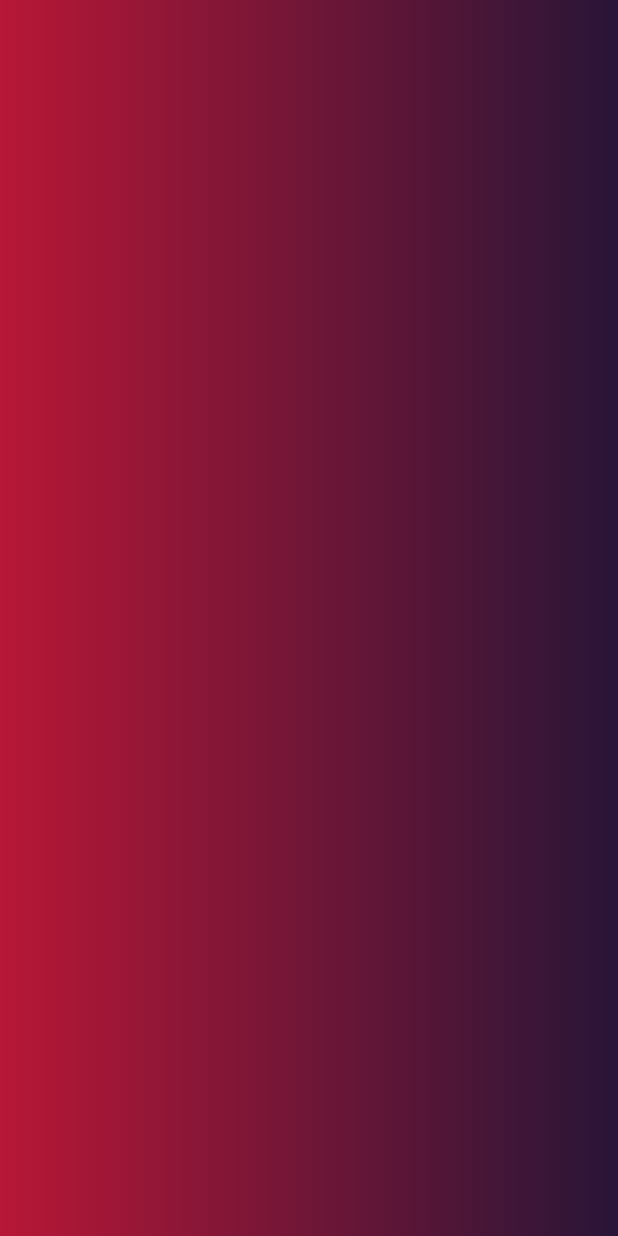
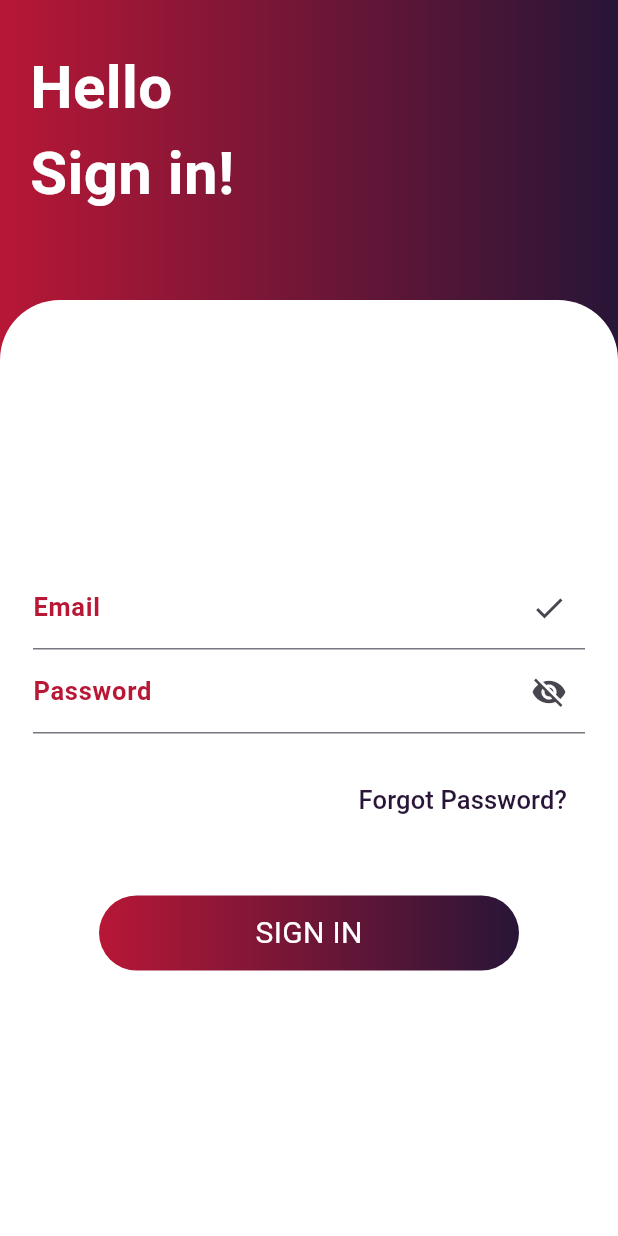
Before and after one commit to RichFlair/login_sign_up_screen, a Flutter app: the screen it shows after launch, on a phone screen of 412 x 824 dp. Run offline on Flutter 3.47's test engine with Material 3 defaults, Android fonts, the phone set to English and light mode, and no system bars.

Commit message:
designin the login screen

```diff
--- a/lib/login_screen.dart
+++ b/lib/login_screen.dart
@@ -6,7 +6,9 @@ class LoginScreen extends StatelessWidget {
   @override
   Widget build(BuildContext context) {
     return Scaffold(
-      body: Container(
+      body: Stack(
+        children: [
+          Container(
             height: double.infinity,
             width: double.infinity,
             decoration: const BoxDecoration(
@@ -17,6 +19,102 @@ class LoginScreen extends StatelessWidget {
                 ],
               ),
             ),
+            child: const Padding(
+              padding: EdgeInsets.only(
+                top: 30,
+                left: 20,
+              ),
+              child: Text(
+                'Hello\nSign in!',
+                style: TextStyle(
+                  fontSize: 40,
+                  fontWeight: FontWeight.bold,
+                  color: Colors.white,
+                ),
+              ),
+            ),
+          ),
+          Padding(
+            padding: const EdgeInsets.only(top: 200),
+            child: Container(
+              width: double.infinity,
+              decoration: const BoxDecoration(
+                color: Colors.white,
+                borderRadius: BorderRadius.only(
+                  topLeft: Radius.circular(40),
+                  topRight: Radius.circular(40),
+                ),
+              ),
+              child: Padding(
+                padding: const EdgeInsets.only(left: 22, right: 22),
+                child: Column(
+                  mainAxisAlignment: MainAxisAlignment.center,
+                  children: [
+                    const TextField(
+                      decoration: InputDecoration(
+                        label: Text(
+                          'Email',
+                          style: TextStyle(
+                              color: Color(0xffB81736),
+                              fontWeight: FontWeight.bold,
+                              fontSize: 17),
+                        ),
+                        suffixIcon: Icon(Icons.check),
+                      ),
+                    ),
+                    const TextField(
+                      decoration: InputDecoration(
+                        label: Text(
+                          'Password',
+                          style: TextStyle(
+                              color: Color(0xffB81736),
+                              fontWeight: FontWeight.bold,
+                              fontSize: 17),
+                        ),
+                        suffixIcon: Icon(Icons.visibility_off),
+                      ),
+                    ),
+                    const SizedBox(height: 20),
+                    Align(
+                      alignment: Alignment.centerRight,
+                      child: TextButton(
+                        onPressed: () {},
+                        child: const Text(
+                          'Forgot Password?',
+                          style: TextStyle(
+                            color: Color(0xff281537),
+                            fontSize: 17,
+                          ),
+                        ),
+                      ),
+                    ),
+                    const SizedBox(height: 40),
+                    Container(
+                      alignment: Alignment.center,
+                      height: 50,
+                      width: 280,
+                      decoration: const BoxDecoration(
+                        borderRadius: BorderRadius.all(
+                          Radius.circular(40),
+                        ),
+                        gradient: LinearGradient(
+                          colors: [
+                            Color(0xffB81736),
+                            Color(0xff281537),
+                          ],
+                        ),
+                      ),
+                      child: const Text(
+                        'SIGN IN',
+                        style: TextStyle(color: Colors.white, fontSize: 20),
+                      ),
+                    )
+                  ],
+                ),
+              ),
+            ),
+          ),
+        ],
       ),
     );
   }
```
Lines whose indentation alone changed are shown as unchanged.
